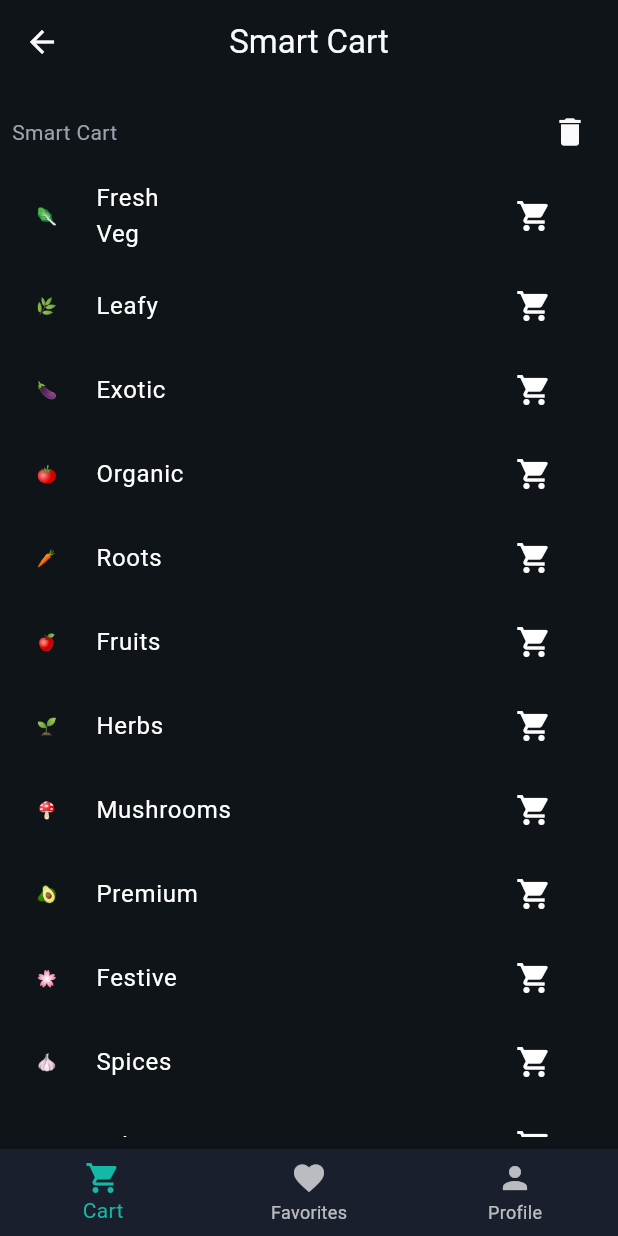
After one commit to amansingh8670/chefai_flutter, a Flutter app: the SmartCartScreen screen opened directly, on a phone screen of 412 x 824 dp. The commit adds this screen. Run offline on Flutter 3.47's test engine with Material 3 defaults, Android fonts, the phone set to English and light mode, and no system bars; our stand-ins replace flutter_riverpod, flutter_svg; network calls fail.

Commit message:
checkout, chatbot and global changes

```diff
--- a/lib/features/chatbot/widgets/chat_input.dart
+++ b/lib/features/chatbot/widgets/chat_input.dart
@@ -1,3 +1,4 @@
+import 'package:chef_ai_mobile/shared/widgets/inputs/text_field.dart';
 import 'package:flutter/material.dart';
 
 class ChatInput extends StatefulWidget {
@@ -17,9 +18,10 @@ class _ChatInputState extends State<ChatInput> {
       child: Row(
         children: <Widget>[
           Expanded(
-            child: TextField(
+             child: AppTextField(
+              label: "Item Name",
+              hint: "e.g. Organic Brown Eggs",
               controller: _controller,
-              decoration: InputDecoration(labelText: 'Type a message...'),
             ),
           ),
           IconButton(
--- /dev/null
+++ b/lib/features/checkout/pages/smart_cart.dart
@@ -0,0 +1,130 @@
+// import 'package:chef_ai_mobile/shared/mock_data/inventory.dart';
+// import 'package:flutter/material.dart';
+
+// class SmartCartScreen extends StatelessWidget {
+//   const SmartCartScreen({super.key});
+
+//   @override
+//   Widget build(BuildContext context) {
+//     return Scaffold(
+//       appBar: AppBar(
+//         title: Text('Smart Cart'),
+//         backgroundColor: Theme.of(context).scaffoldBackgroundColor,
+//       ),
+//       body: Padding(
+//         padding: const EdgeInsets.all(8.0),
+//         child: Column(
+//           children: [
+//             Row(
+//               mainAxisAlignment: MainAxisAlignment.spaceBetween,
+//               children: [
+//                 Text('Smart Cart'),
+//                 IconButton(
+//                   icon: Icon(Icons.delete),
+//                   onPressed: () {
+//                     // handle deselect all action
+//                   },
+//                 ),
+//               ],
+//             ),
+//             Expanded(
+//               child: ListView.builder(
+//                 itemCount: InventoryMockData.categories.length,
+//                 itemBuilder: (context, index) {
+//                   return ListTile(
+//                     title: Text(InventoryMockData.categories[index].name),
+//                     subtitle: Text('Available on InstaMart - ₹55'),
+//                     trailing: IconButton(
+//                       icon: Icon(Icons.shopping_cart),
+//                       onPressed: () {
+//                         // handle buy action
+//                       },
+//                     ),
+//                   );
+//                 },
+//               ),
+//             ),
+//             Text('Total: ₹166'),
+//             ElevatedButton(
+//               child: Text('Confirm Auto-Refill'),
+//               onPressed: () {
+//                 // handle confirm auto-refill action
+//               },
+//             ),
+//           ],
+//         ),
+//       ),
+//     );
+//   }
+// }
+
+
+import 'package:chef_ai_mobile/shared/mock_data/inventory.dart';
+import 'package:flutter/material.dart';
+// import 'inventory.dart';
+
+class SmartCartScreen extends StatelessWidget {
+  const SmartCartScreen({super.key});
+
+  @override
+  Widget build(BuildContext context) {
+    return Scaffold(
+      appBar: AppBar(
+        title: Text('Smart Cart'),
+        backgroundColor: Theme.of(context).scaffoldBackgroundColor,
+      ),
+      body: Padding(
+        padding: const EdgeInsets.all(8.0),
+        child: Column(
+          children: [
+            Row(
+              mainAxisAlignment: MainAxisAlignment.spaceBetween,
+              children: [
+                Text('Smart Cart'),
+                IconButton(
+                  icon: Icon(Icons.delete),
+                  onPressed: () {
+                    // handle deselect all action
+                  },
+                ),
+              ],
+            ),
+            Expanded(
+              child: ListView.builder(
+                itemCount: InventoryMockData.categories.length,
+                itemBuilder: (context, index) {
+                  return ListTile(
+                    title: Text(InventoryMockData.categories[index].name),
+                    leading: Text(InventoryMockData.categories[index].icon),
+                    trailing: IconButton(
+                      icon: Icon(Icons.shopping_cart),
+                      onPressed: () {
+                        // handle add to cart action
+                      },
+                    ),
+                  );
+                },
+              ),
+            ),
+          ],
+        ),
+      ),
+      bottomNavigationBar: BottomNavigationBar(
+        items: [
+          BottomNavigationBarItem(
+            icon: Icon(Icons.shopping_cart),
+            label: 'Cart',
+          ),
+          BottomNavigationBarItem(
+            icon: Icon(Icons.favorite),
+            label: 'Favorites',
+          ),
+          BottomNavigationBarItem(
+            icon: Icon(Icons.person),
+            label: 'Profile',
+          ),
+        ],
+      ),
+    );
+  }
+}
```
Also changed, not shown: lib/shared/models/detected_item.dart (added, +54 -0 lines).
